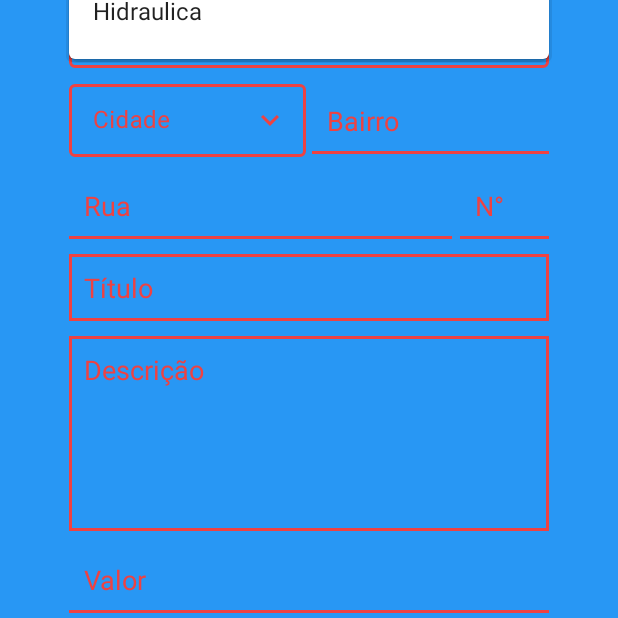
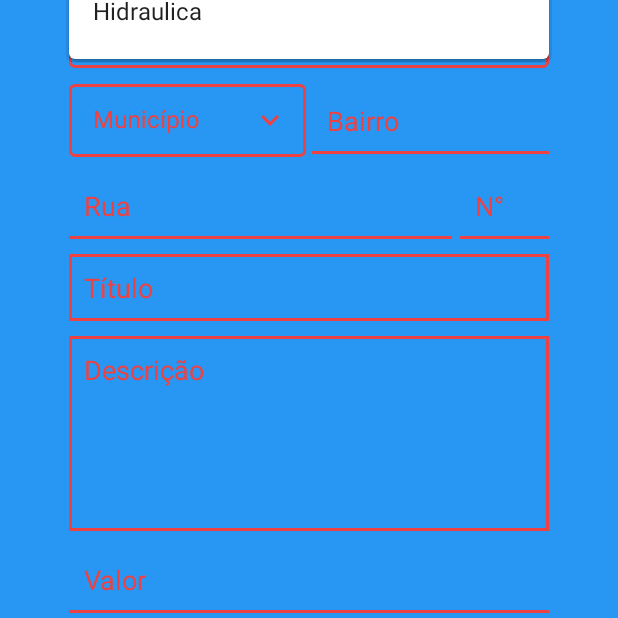
Before and after one commit to RenanMarquetti/O_Prestador, an Android app: the fragment FragmentPedidoNovo shown on its own in the app's theme, after a tap on an icon or button, on a phone screen of 412 x 824 dp, the part 355-973 px from its top. Run offline under Robolectric (Android 15) with nearby library versions, the phone set to English and light mode, and no system bars; our stand-ins replace Firebase (no records; nobody signed in at launch, a user with empty details on screens opened directly).

Commit message:
mudou de cidade para municipio

```diff
--- a/app/src/main/java/com/example/oprestador/cliente/view/FragmentPedidoNovo.kt
+++ b/app/src/main/java/com/example/oprestador/cliente/view/FragmentPedidoNovo.kt
@@ -21,7 +21,6 @@ import com.example.oprestador.user.view.UserActivity
 class FragmentPedidoNovo : Fragment(R.layout.fragment_pedido_novo), PedidoNovo.View {
 
     private var binding: FragmentPedidoNovoBinding? = null
-
     override lateinit var presenter: PedidoNovo.Presenter
 
     override fun onViewCreated(view: View, savedInstanceState: Bundle?) {
--- a/app/src/main/res/layout/fragment_pedido_novo.xml
+++ b/app/src/main/res/layout/fragment_pedido_novo.xml
@@ -71,7 +71,7 @@
                     android:id="@+id/pedido_novo_input_cidade"
                     android:layout_height="match_parent"
                     style="@style/Input_AutoCompleteTextView"
-                    android:hint="@string/cidade"/>
+                    android:hint="@string/municio"/>
 
             </com.google.android.material.textfield.TextInputLayout>
 
--- a/app/src/main/res/values/strings.xml
+++ b/app/src/main/res/values/strings.xml
@@ -53,4 +53,5 @@
     <string name="bairro">Bairro</string>
     <string name="usuarioNaoEncontrado">Usuario não encontrado</string>
     <string name="usuarioJaCadastrado">usuario já está cadastrado</string>
+    <string name="municio">Município</string>
 </resources>
```
Also changed, not shown: 1 other file.
